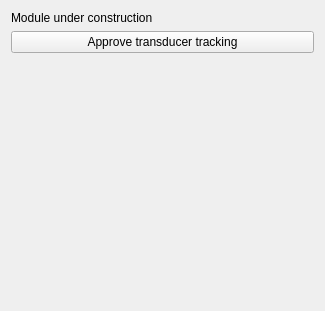
First picture: the form in OpenLIFUTransducerTracker/Resources/UI/OpenLIFUTransducerTracker.ui, repository arhowe00/SlicerOpenLIFU, before the edit.
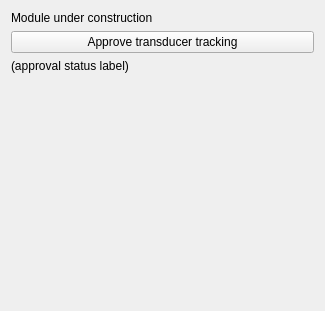
Second picture: the form after the edit. Custom widgets are drawn as their Qt base class.

Commit message: Show transducer tracking approval status in tracking module (#113)

The edit to the form file:
```diff
--- a/OpenLIFUTransducerTracker/Resources/UI/OpenLIFUTransducerTracker.ui
+++ b/OpenLIFUTransducerTracker/Resources/UI/OpenLIFUTransducerTracker.ui
@@ -25,6 +25,13 @@
      </property>
     </widget>
    </item>
+   <item>
+    <widget class="QLabel" name="approvalStatusLabel">
+     <property name="text">
+      <string>(approval status label)</string>
+     </property>
+    </widget>
+   </item>
    <item>
     <spacer name="verticalSpacer">
      <property name="orientation">
```
The commit also changes 1 other file.
